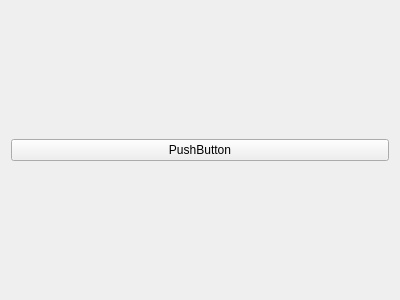
Old version of the form frontend/withdrawalscreen.ui in the repository Anoromi/upa_atm.
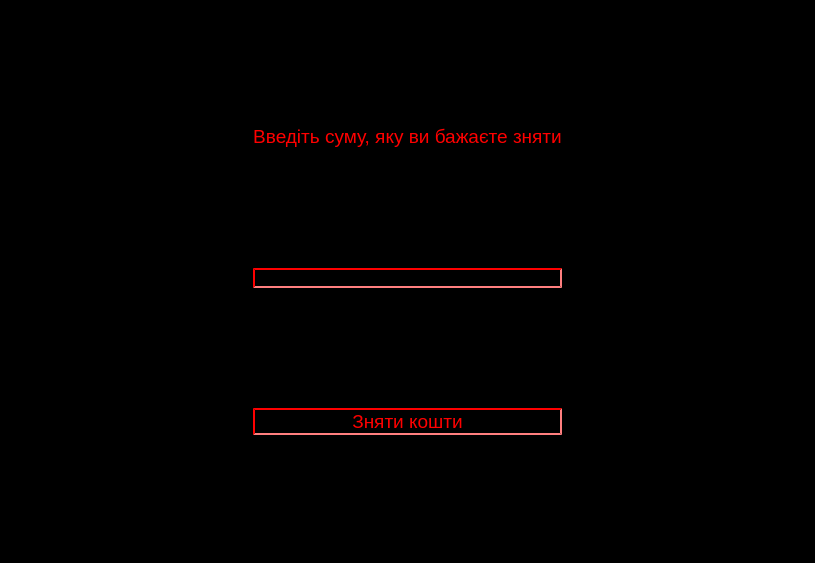
New version of the form.

Patch:
```diff
--- a/frontend/withdrawalscreen.ui
+++ b/frontend/withdrawalscreen.ui
@@ -6,21 +6,114 @@
    <rect>
     <x>0</x>
     <y>0</y>
-    <width>400</width>
-    <height>300</height>
+    <width>815</width>
+    <height>563</height>
    </rect>
   </property>
   <property name="windowTitle">
    <string>Form</string>
   </property>
-  <layout class="QVBoxLayout" name="verticalLayout">
-   <item>
-    <widget class="QPushButton" name="pushButton">
+  <property name="styleSheet">
+   <string notr="true">background-color: rgb(0,0,0);
+</string>
+  </property>
+  <layout class="QGridLayout" name="gridLayout">
+   <item row="1" column="1">
+    <widget class="QLineEdit" name="money">
+     <property name="styleSheet">
+      <string notr="true">
+QLineEdit#money {
+	color: rgb(255,0,0);
+	border-style: inset;
+	border-width: 2px;
+	border-color: rgb(255,0,0);
+	
+}</string>
+     </property>
+    </widget>
+   </item>
+   <item row="0" column="1">
+    <widget class="QLabel" name="label">
+     <property name="sizePolicy">
+      <sizepolicy hsizetype="Preferred" vsizetype="Fixed">
+       <horstretch>0</horstretch>
+       <verstretch>0</verstretch>
+      </sizepolicy>
+     </property>
+     <property name="font">
+      <font>
+       <pointsize>14</pointsize>
+      </font>
+     </property>
+     <property name="styleSheet">
+      <string notr="true">
+QLabel#label{ 
+color:rgb(255,0,0); 
+}</string>
+     </property>
      <property name="text">
-      <string>PushButton</string>
+      <string>Введіть суму, яку ви бажаєте зняти</string>
      </property>
+     <property name="alignment">
+      <set>Qt::AlignCenter</set>
+     </property>
     </widget>
    </item>
+   <item row="1" column="2">
+    <spacer name="rightSpacer">
+     <property name="orientation">
+      <enum>Qt::Horizontal</enum>
+     </property>
+     <property name="sizeHint" stdset="0">
+      <size>
+       <width>40</width>
+       <height>20</height>
+      </size>
+     </property>
+    </spacer>
+   </item>
+   <item row="2" column="1">
+    <widget class="QPushButton" name="confirm">
+     <property name="font">
+      <font>
+       <pointsize>14</pointsize>
+      </font>
+     </property>
+     <property name="styleSheet">
+      <string notr="true">QPushButton#confirm {
+	border-style: inset;
+	border-width: 2px;
+	border-color: rgb(255,0,0);
+	
+	background-color: rgb(0,0,0);
+
+	color: rgb(255,0,0);
+}
+
+QPushButton#confirm::hover {
+	border-color: rgb(0,0,0);
+	background-color: rgb(255,0,0);
+	color: rgb(0,0,0);
+}</string>
+     </property>
+     <property name="text">
+      <string>Зняти кошти</string>
+     </property>
+    </widget>
+   </item>
+   <item row="1" column="0">
+    <spacer name="leftSpacer">
+     <property name="orientation">
+      <enum>Qt::Horizontal</enum>
+     </property>
+     <property name="sizeHint" stdset="0">
+      <size>
+       <width>40</width>
+       <height>20</height>
+      </size>
+     </property>
+    </spacer>
+   </item>
   </layout>
  </widget>
  <resources/>
```
